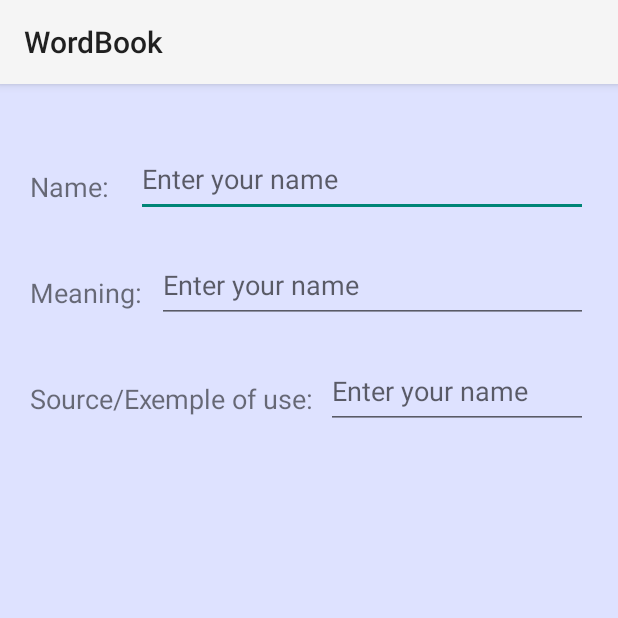
After one commit to Ana-1123/WordBook, an Android app: the AddWord screen opened directly, with no data from a screen before it, on a phone screen of 412 x 824 dp, the top half of it. The commit adds this screen. Run offline under Robolectric (Android 15) with nearby library versions, the phone set to English and light mode, and no system bars.

Commit message:
Add word and all words class

```diff
--- a/app/src/main/AndroidManifest.xml
+++ b/app/src/main/AndroidManifest.xml
@@ -34,6 +34,12 @@
         <activity
             android:name=".Login"
             android:exported="false" />
+        <activity
+            android:name=".AddWord"
+            android:exported="false" />
+        <activity
+            android:name=".AllWords"
+            android:exported="false" />
     </application>
 
 </manifest>
--- /dev/null
+++ b/app/src/main/java/com/example/wordbook/AddWord.java
@@ -0,0 +1,13 @@
+package com.example.wordbook;
+
+import android.os.Bundle;
+
+import androidx.appcompat.app.AppCompatActivity;
+
+public class AddWord extends AppCompatActivity {
+    @Override
+    protected void onCreate(Bundle savedInstanceState) {
+        super.onCreate(savedInstanceState);
+        setContentView(R.layout.activity_add_word);
+    }
+}
--- /dev/null
+++ b/app/src/main/res/layout/activity_add_word.xml
@@ -0,0 +1,75 @@
+<?xml version="1.0" encoding="utf-8"?>
+<RelativeLayout xmlns:android="http://schemas.android.com/apk/res/android"
+    xmlns:tools="http://schemas.android.com/tools"
+    android:layout_width="match_parent"
+    android:layout_height="match_parent"
+    android:padding="20dp"
+    android:background="@color/lavender"
+    tools:context=".AddWord">
+
+    <TextView
+        android:id="@+id/labelWord"
+        android:layout_width="wrap_content"
+        android:layout_height="wrap_content"
+        android:text="Name:"
+        android:textSize="18sp"
+        android:layout_alignParentStart="true"
+        android:layout_alignParentTop="true"
+        android:layout_marginEnd="18dp"
+        android:layout_marginTop="18dp"
+        android:paddingTop="18dp"
+        android:paddingBottom="8dp"/>
+
+    <EditText
+        android:id="@+id/editTextWord"
+        android:minHeight="48dp"
+        android:layout_width="match_parent"
+        android:layout_height="wrap_content"
+        android:layout_toEndOf="@id/labelWord"
+        android:layout_alignTop="@id/labelWord"
+        android:layout_alignBottom="@id/labelWord"
+        android:hint="Enter your name" />
+    <TextView
+        android:id="@+id/labelMeaning"
+        android:layout_width="wrap_content"
+        android:layout_height="wrap_content"
+        android:layout_below="@id/labelWord"
+        android:text="Meaning:"
+        android:textSize="18sp"
+        android:layout_marginEnd="10dp"
+        android:layout_marginTop="20dp"
+        android:paddingTop="18dp"
+        android:paddingBottom="8dp"/>
+
+    <EditText
+        android:id="@+id/editTextMeaning"
+        android:minHeight="48dp"
+        android:layout_width="match_parent"
+        android:layout_height="wrap_content"
+        android:layout_toEndOf="@id/labelMeaning"
+        android:layout_alignTop="@id/labelMeaning"
+        android:layout_alignBottom="@id/labelMeaning"
+        android:hint="Enter your name" />
+    <TextView
+        android:id="@+id/labelSource"
+        android:layout_width="wrap_content"
+        android:layout_height="wrap_content"
+        android:layout_below="@id/labelMeaning"
+        android:text="Source/Exemple of use:"
+        android:textSize="18sp"
+        android:layout_marginEnd="8dp"
+        android:layout_marginTop="20dp"
+        android:paddingTop="18dp"
+        android:paddingBottom="8dp"/>
+
+    <EditText
+        android:id="@+id/editTextSource"
+        android:layout_width="match_parent"
+        android:layout_height="wrap_content"
+        android:layout_alignTop="@id/labelSource"
+        android:layout_alignBottom="@id/labelSource"
+        android:layout_toEndOf="@id/labelSource"
+        android:hint="Enter your name"
+        android:minHeight="48dp" />
+
+</RelativeLayout>
--- /dev/null
+++ b/app/src/main/res/layout/activity_all_words.xml
@@ -0,0 +1,6 @@
+<?xml version="1.0" encoding="utf-8"?>
+<androidx.constraintlayout.widget.ConstraintLayout xmlns:android="http://schemas.android.com/apk/res/android"
+    android:layout_width="match_parent"
+    android:layout_height="match_parent">
+
+</androidx.constraintlayout.widget.ConstraintLayout>
```
Also changed, not shown: app/src/main/java/com/example/wordbook/AllWords.java (added, +15 -0 lines), app/src/main/java/com/example/wordbook/Home.java (+25 -0 lines), app/src/main/java/com/example/wordbook/Login.java (+1 -6 lines), app/src/main/java/com/example/wordbook/MainActivity.java (+0 -42 lines), app/src/main/java/com/example/wordbook/Register.java (+3 -15 lines), app/src/main/res/layout/activity_home.xml (+70 -3 lines).
